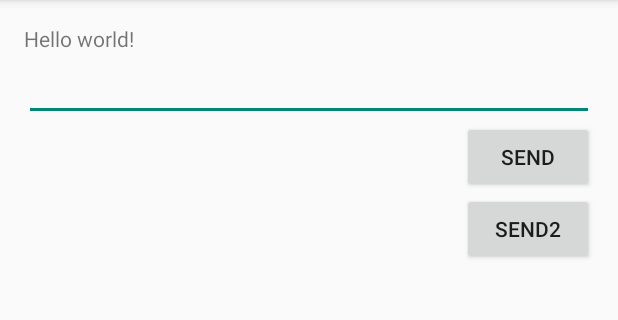
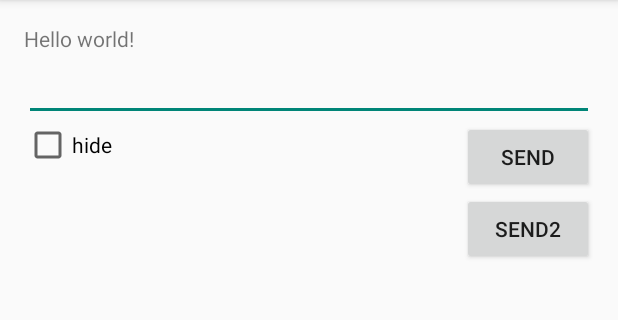
Before and after one commit to Morris-Chen/OrderingSystem, an Android app: the screen it shows after launch (MainActivity), after a tap on "SEND", on a phone screen of 412 x 824 dp, the part 84-404 px from its top. Run offline under Robolectric (Android 15) with nearby library versions, the phone set to English and light mode, and no system bars.

Commit message:
Add sharedPreferences
Add SharedPreferences to save the application state. *(might not be a
good idea to just save a temp data)

```diff
--- a/app/src/main/java/tw/dudou/orderingsystem/MainActivity.java
+++ b/app/src/main/java/tw/dudou/orderingsystem/MainActivity.java
@@ -1,5 +1,7 @@
 package tw.dudou.orderingsystem;
 
+import android.content.Context;
+import android.content.SharedPreferences;
 import android.support.v7.app.ActionBarActivity;
 import android.os.Bundle;
 import android.view.KeyEvent;
@@ -7,7 +9,9 @@ import android.view.Menu;
 import android.view.MenuItem;
 import android.view.View;
 import android.widget.Button;
+import android.widget.CheckBox;
 import android.widget.EditText;
+import android.widget.TextView;
 import android.widget.Toast;
 
 
@@ -15,6 +19,11 @@ public class MainActivity extends ActionBarActivity {
 
     private EditText inputEditText;
     private Button sendButton;
+    private CheckBox toUpperCheckBox;
+
+    // to save all the date
+    private SharedPreferences saveState;
+    private SharedPreferences.Editor saveStateEditor;
 
     @Override
     protected void onCreate(Bundle savedInstanceState) {
@@ -26,6 +35,10 @@ public class MainActivity extends ActionBarActivity {
             // onKeyListener's reference keyCode is reference in KeyEvent.KEYCODE_ENTER
             @Override
             public boolean onKey(View v, int keyCode, KeyEvent event) {
+                // first to add to save state
+                saveStateEditor.putString("EditText",inputEditText.getText().toString());
+                saveStateEditor.commit();
+
                 if (keyCode == KeyEvent.KEYCODE_ENTER) {
                     if (event.getAction() == KeyEvent.ACTION_DOWN) {
                         sendTextToToast();
@@ -44,12 +57,22 @@ public class MainActivity extends ActionBarActivity {
                 sendTextToToast();
             }
         });
+
+        toUpperCheckBox = (CheckBox) findViewById(R.id.checkBox);
+
+        saveState = getSharedPreferences("Settings", Context.MODE_PRIVATE); //this notebook is private and cannot be accessed by others
+        saveStateEditor = saveState.edit();
+
+        inputEditText.setText(saveState.getString("EditText","").toString());
+
     }
 
     void sendTextToToast(){
 
         String text = inputEditText.getText().toString();
-        Toast.makeText(this,text,Toast.LENGTH_SHORT).show();
+        //Toast.makeText(this,text,Toast.LENGTH_SHORT).show();
+        Toast.makeText(this,toUpperCheckBox.isChecked()?text.replaceAll(".","*"):text,Toast.LENGTH_SHORT).show();
+        //((TextView) findViewById(R.id.textView)).setText(toUpperCheckBox.isChecked() ? text.toUpperCase() : text);
 
     }
 
--- a/app/src/main/res/layout/activity_main.xml
+++ b/app/src/main/res/layout/activity_main.xml
@@ -36,4 +36,14 @@
         android:layout_alignParentEnd="true"
         android:onClick="send2" />
 
+    <CheckBox
+        android:layout_width="wrap_content"
+        android:layout_height="wrap_content"
+        android:text="hide"
+        android:id="@+id/checkBox"
+        android:layout_below="@+id/editText"
+        android:layout_alignParentLeft="true"
+        android:layout_alignParentStart="true"
+        android:checked="false" />
+
 </RelativeLayout>
```
